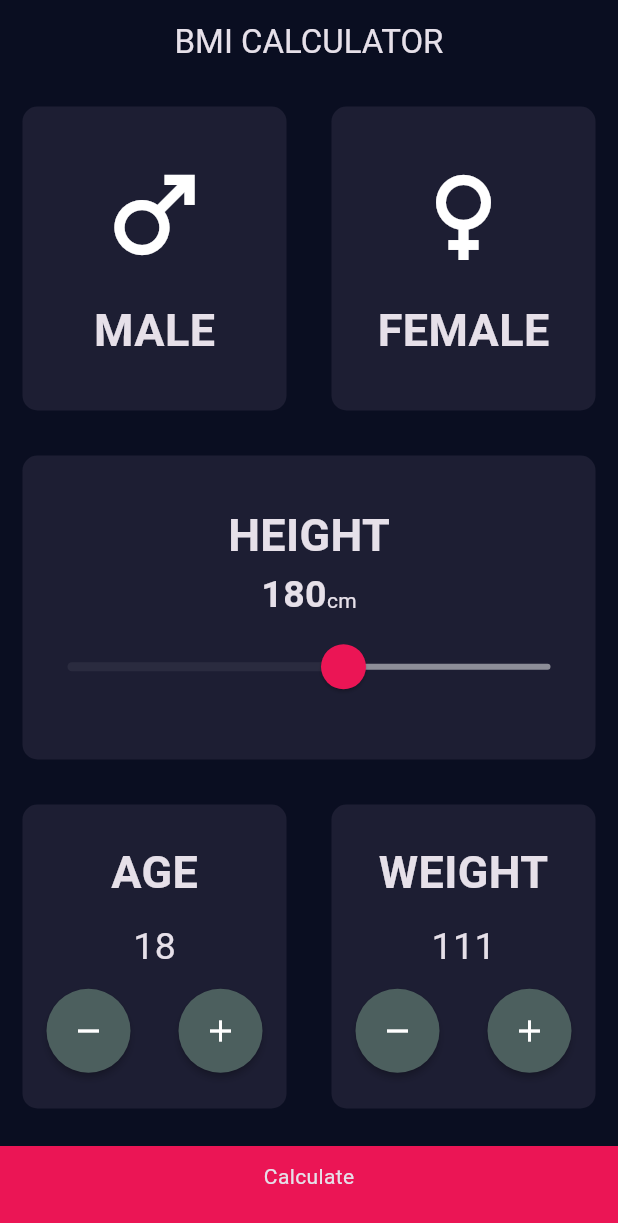
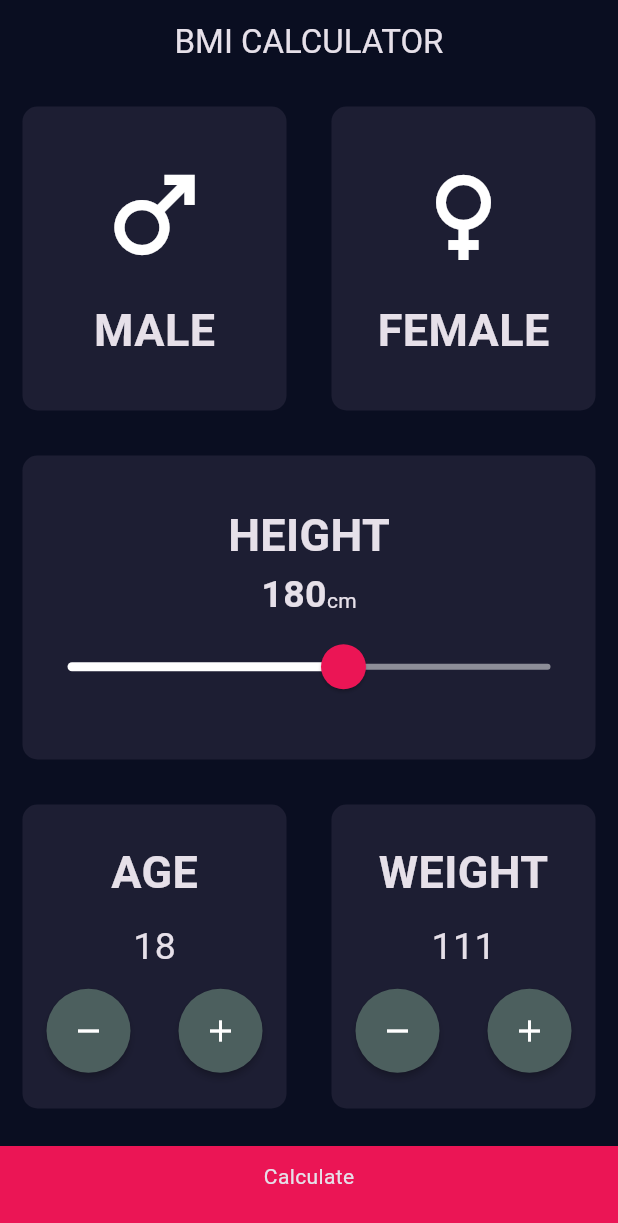
Before and after one commit to rafael12peralta/mobile-development, a Flutter app: the screen it shows after launch, on a phone screen of 412 x 824 dp. Shown: the top 1223 px of the screen. Run offline on Flutter 3.47's test engine with Material 3 defaults, Android fonts, the phone set to English and light mode, and no system bars; our stand-ins replace flutter_slidable.

Commit message:
fix slider color

```diff
--- a/bml_calculator/lib/screen/input_screen.dart
+++ b/bml_calculator/lib/screen/input_screen.dart
@@ -92,7 +92,7 @@ class _InputScreenState extends State<InputScreen> {
                   SliderTheme(
                     data: SliderTheme.of(context).copyWith(
                         inactiveTrackColor: Color(0XFF8D8E98),
-                        activeTrackColor: Color(0XFFFFFFF),
+                        activeTrackColor: Color(0XFFFFFFFF),
                         thumbColor: Color(0XFFEB1555),
                         overlayColor: Color(0X29EB1555),
                         thumbShape:
```
